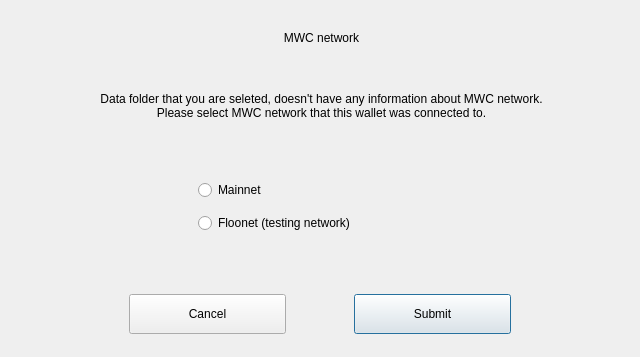
This is dialogs/networkselectiondlg.ui in 0xkobe/mwc-wallet as Qt 5 draws it before an edit. The edited form follows.
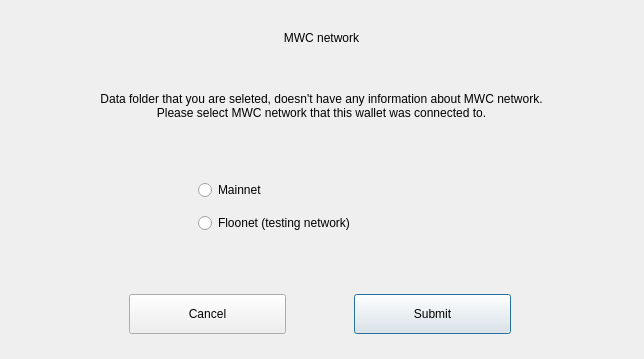
This is the edited form. Custom widgets are drawn as their Qt base class.

Diff of the .ui file:
```diff
--- a/dialogs/networkselectiondlg.ui
+++ b/dialogs/networkselectiondlg.ui
@@ -6,10 +6,22 @@
    <rect>
     <x>0</x>
     <y>0</y>
-    <width>640</width>
-    <height>357</height>
+    <width>644</width>
+    <height>359</height>
    </rect>
   </property>
+  <property name="minimumSize">
+   <size>
+    <width>644</width>
+    <height>359</height>
+   </size>
+  </property>
+  <property name="maximumSize">
+   <size>
+    <width>644</width>
+    <height>359</height>
+   </size>
+  </property>
   <property name="windowTitle">
    <string>Dialog</string>
   </property>
```
Left out of the diff: 4 changed lines with no effect on the pictures.
